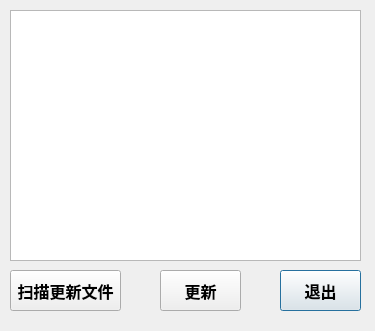
Before: the Qt Designer form UI/softwareupdateitemdlg.ui in awfeequdng/storage, drawn with Qt 5.
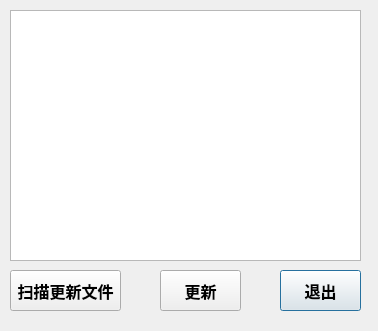
After: the same form once the commit is applied.

Patch:
```diff
--- a/UI/softwareupdateitemdlg.ui
+++ b/UI/softwareupdateitemdlg.ui
@@ -6,7 +6,7 @@
    <rect>
     <x>0</x>
     <y>0</y>
-    <width>375</width>
+    <width>378</width>
     <height>331</height>
    </rect>
   </property>
```
